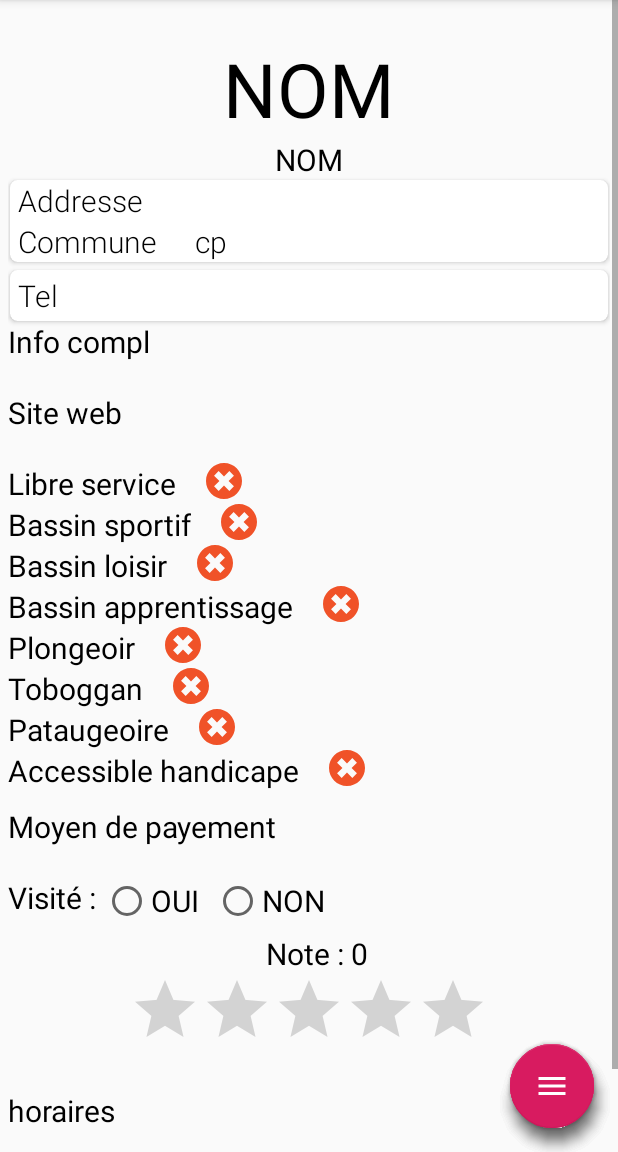
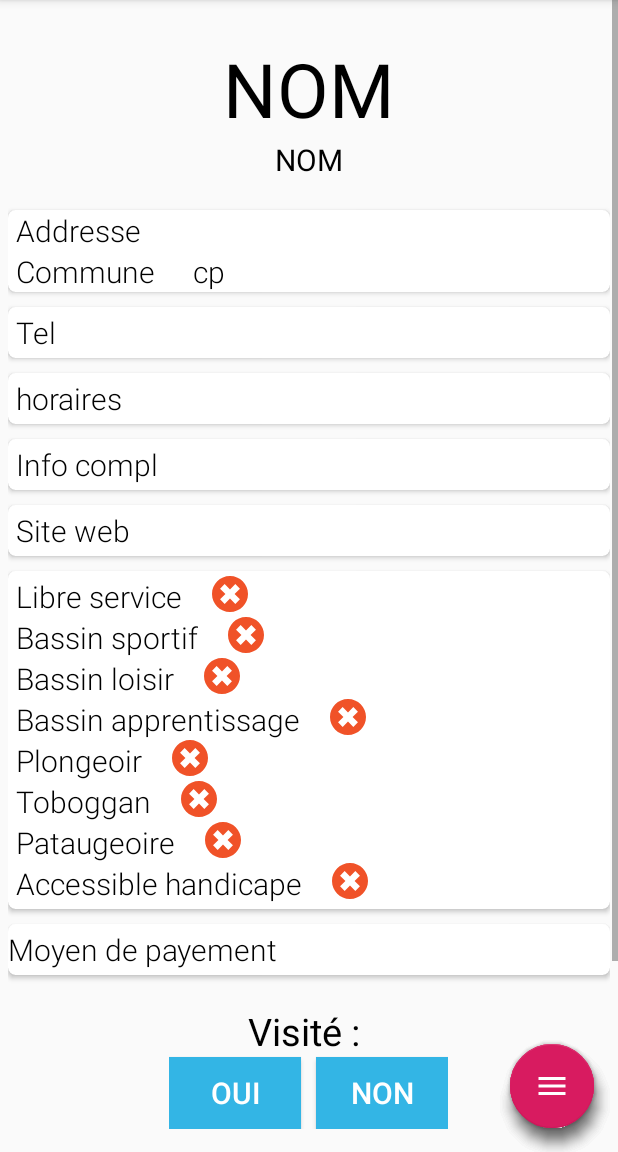
Before and after one commit to MDiya/ProjetLP, an Android app: the Details screen opened directly, with no data from a screen before it, on a phone screen of 412 x 824 dp, the part 84-1236 px from its top. Run offline under Robolectric (Android 15) with nearby library versions, the phone set to English and light mode, and no system bars; libraries missing offline, so code that uses them is left out: com.koushikdutta.async, com.koushikdutta.ion; pictures from the network do not load; 2 statements that could not run were skipped.

Commit message:
MAJ design

```diff
--- a/app/src/main/java/com/example/mdiya/projetlp/Details.java
+++ b/app/src/main/java/com/example/mdiya/projetlp/Details.java
@@ -13,6 +13,7 @@ import android.support.design.widget.FloatingActionButton;
 import android.support.v4.app.ActivityCompat;
 import android.support.v7.app.AppCompatActivity;
 import android.os.Bundle;
+import android.support.v7.widget.CardView;
 import android.util.Log;
 import android.view.Menu;
 import android.view.MenuItem;
@@ -20,8 +21,10 @@ import android.view.View;
 import android.widget.AdapterView;
 import android.widget.Button;
 import android.widget.ImageView;
+import android.widget.LinearLayout;
 import android.widget.RadioButton;
 import android.widget.RatingBar;
+import android.widget.RelativeLayout;
 import android.widget.SeekBar;
 import android.widget.TextView;
 import android.widget.Toast;
@@ -75,12 +78,16 @@ public class Details extends AppCompatActivity {
         final ImageView isPatauge = (ImageView) findViewById(R.id.isPataugeoire);
         final ImageView isHandicap = (ImageView) findViewById(R.id.isHandicap);
         final TextView payement = (TextView) findViewById(R.id.payement);
+        CardView addrCard = (CardView) findViewById(R.id.addrCard);
+        CardView telCard = (CardView) findViewById(R.id.telCard);
+        CardView siteCard = (CardView) findViewById(R.id.siteCard);
+        TextView visiter = (TextView) findViewById(R.id.visiter);
 
         final TextView score = (TextView) findViewById(R.id.score);
         final RatingBar maSeekBar = (RatingBar) findViewById(R.id.mySeekBar);
         Button valider = (Button) findViewById(R.id.valider);
-        final RadioButton oui = (RadioButton) findViewById(R.id.oui);
-        final RadioButton non = (RadioButton) findViewById(R.id.non);
+        final Button oui = (Button) findViewById(R.id.oui);
+        final Button non = (Button) findViewById(R.id.non);
 
         final String[] location = {""};
         final String[] tmpString = {""};
@@ -95,7 +102,6 @@ public class Details extends AppCompatActivity {
         lesJours.put("dimanche", new ArrayList<String>());
 
 
-
         maSeekBar.setOnRatingBarChangeListener(new RatingBar.OnRatingBarChangeListener() {
             @Override
             public void onRatingChanged(RatingBar ratingBar, float rating, boolean fromUser) {
@@ -106,7 +112,11 @@ public class Details extends AppCompatActivity {
         Intent intent = getIntent();
         String pref = intent.getStringExtra("id");
         final SharedPreferences sharedPreferences = getBaseContext().getSharedPreferences(pref, MODE_PRIVATE);
+        if(sharedPreferences.getBoolean("sauv",false)){
 
+            //visiter.setHeight(0);
+
+        }
         String url = "https://data.nantesmetropole.fr/api/records/1.0/search/?dataset=244400404_piscines-nantes-metropole&q=idobj%3D";
         url = url + intent.getStringExtra("id");
         if (ConnexionInternet.isConnectedInternet(Details.this)){
@@ -264,14 +274,6 @@ public class Details extends AppCompatActivity {
                                 }
 
                             }
-                            if (sharedPreferences.contains("sauv")){
-                                oui.setChecked(sharedPreferences.getBoolean("sauv",false));
-                                non.setChecked(!sharedPreferences.getBoolean("sauv",false));
-                            }
-                            else {
-                                oui.setChecked(false);
-                                non.setChecked(true);
-                            }
                             if(sharedPreferences.contains("rate")){
                                 maSeekBar.setRating(sharedPreferences.getFloat("rate",0));
                             }
@@ -321,17 +323,29 @@ public class Details extends AppCompatActivity {
                 }
             }
         };
-        site.setOnClickListener(myweb);
-        tel.setOnClickListener(mytel);
+        siteCard.setOnClickListener(myweb);
+        telCard.setOnClickListener(mytel);
+        addrCard.setOnClickListener(gps);
 
-        addr.setOnClickListener(gps);
-        commune.setOnClickListener(gps);
-        cp.setOnClickListener(gps);
+        oui.setOnClickListener(new View.OnClickListener() {
+            @Override
+            public void onClick(View v) {
+                sharedPreferences.edit().putBoolean("sauv",true).apply();
+                Toast.makeText(Details.this, "C'est noté ! (Valider pour enregistrer)", Toast.LENGTH_SHORT).show();
+            }
+        });
 
+        non.setOnClickListener(new View.OnClickListener() {
+            @Override
+            public void onClick(View v) {
+                sharedPreferences.edit().putBoolean("sauv",false).apply();
+                Toast.makeText(Details.this, "C'est noté !", Toast.LENGTH_SHORT).show();
+            }
+        });
         valider.setOnClickListener(new View.OnClickListener() {
             @Override
             public void onClick(View v) {
-                if(oui.isChecked()){
+                if(sharedPreferences.getBoolean("sauv",false)){
                     sharedPreferences.edit().putBoolean("sauv",true).apply();
                 }
                 else{
@@ -408,7 +422,9 @@ public class Details extends AppCompatActivity {
 
                                 }
                                 else finalHoraire.append("fermé");
-                                finalHoraire.append("\n");
+                                if(!lasemaine[i].equals("dimanche")){
+                                    finalHoraire.append("\n");
+                                }
                             }
 
                             if (vide){
--- a/app/src/main/res/layout/activity_details.xml
+++ b/app/src/main/res/layout/activity_details.xml
@@ -46,7 +46,7 @@
                 xmlns:card_view="http://schemas.android.com/apk/res-auto"
                 android:id="@+id/addrCard"
                 android:layout_width="match_parent"
-                android:layout_marginHorizontal="1dp"
+                android:layout_marginTop="20dp"
                 android:layout_height="wrap_content"
                 card_view:cardElevation="2dp"
                 card_view:cardCornerRadius="5dp"
@@ -96,8 +96,7 @@
             xmlns:card_view="http://schemas.android.com/apk/res-auto"
             android:id="@+id/telCard"
             android:layout_width="match_parent"
-            android:layout_marginHorizontal="1dp"
-            android:layout_marginTop="5dp"
+            android:layout_marginTop="10dp"
             android:layout_height="wrap_content"
             card_view:cardElevation="2dp"
             card_view:cardCornerRadius="5dp"
@@ -118,40 +117,108 @@
                 android:textColor="#000"/>
         </RelativeLayout>
         </android.support.v7.widget.CardView>
-
-
+        <android.support.v7.widget.CardView xmlns:android="http://schemas.android.com/apk/res/android"
+            xmlns:card_view="http://schemas.android.com/apk/res-auto"
+            android:id="@+id/horaireCard"
+            android:layout_width="match_parent"
+            android:layout_marginTop="10dp"
+            android:layout_height="wrap_content"
+            card_view:cardElevation="2dp"
+            card_view:cardCornerRadius="5dp"
+            android:layout_below="@+id/telCard">
+        <RelativeLayout
+            android:layout_width="match_parent"
+            android:layout_height="match_parent">
+            <TextView
+                android:id="@+id/horaire"
+                android:layout_width="wrap_content"
+                android:layout_height="wrap_content"
+                android:textColor="#000"
+                android:textSize="20dp"
+                android:layout_marginLeft="5dp"
+                android:paddingVertical="3dp"
+                android:fontFamily="sans-serif-light"
+                android:text="horaires"
+                />
+        </RelativeLayout>
+        </android.support.v7.widget.CardView>
+        <android.support.v7.widget.CardView xmlns:android="http://schemas.android.com/apk/res/android"
+            xmlns:card_view="http://schemas.android.com/apk/res-auto"
+            android:id="@+id/infoCard"
+            android:layout_width="match_parent"
+            android:layout_marginTop="10dp"
+            android:layout_height="wrap_content"
+            card_view:cardElevation="2dp"
+            card_view:cardCornerRadius="5dp"
+            android:layout_below="@+id/horaireCard">
+        <RelativeLayout
+            android:layout_width="match_parent"
+            android:layout_height="match_parent">
             <TextView
                 android:id="@+id/complements"
                 android:layout_width="wrap_content"
                 android:layout_height="wrap_content"
                 android:text="Info compl"
-                android:layout_below="@+id/telCard"
+                android:layout_marginLeft="5dp"
                 android:textSize="20dp"
-                android:paddingBottom="20dp"
+                android:fontFamily="sans-serif-light"
+                android:layout_centerVertical="true"
+                android:paddingVertical="3dp"
                 android:textColor="#000"/>
+        </RelativeLayout>
+        </android.support.v7.widget.CardView>
+        <android.support.v7.widget.CardView xmlns:android="http://schemas.android.com/apk/res/android"
+            xmlns:card_view="http://schemas.android.com/apk/res-auto"
+            android:id="@+id/siteCard"
+            android:layout_width="match_parent"
+            android:layout_marginTop="10dp"
+            android:layout_height="wrap_content"
+            card_view:cardElevation="2dp"
+            card_view:cardCornerRadius="5dp"
+            android:layout_below="@+id/infoCard">
+        <RelativeLayout
+            android:layout_width="match_parent"
+            android:layout_height="match_parent">
             <TextView
-                android:id="@id/site"
+                android:id="@+id/site"
                 android:layout_width="wrap_content"
                 android:layout_height="wrap_content"
                 android:text="Site web"
                 android:textSize="20dp"
-                android:paddingBottom="20dp"
-                android:layout_below="@id/complements"
+                android:layout_marginLeft="5dp"
+                android:paddingVertical="3dp"
+                android:fontFamily="sans-serif-light"
                 android:textColor="#000"/>
+        </RelativeLayout>
+        </android.support.v7.widget.CardView>
+        <android.support.v7.widget.CardView xmlns:android="http://schemas.android.com/apk/res/android"
+            xmlns:card_view="http://schemas.android.com/apk/res-auto"
+            android:id="@+id/infoCompCard"
+            android:layout_width="match_parent"
+            android:layout_marginTop="10dp"
+            android:layout_height="wrap_content"
+            card_view:cardElevation="2dp"
+            card_view:cardCornerRadius="5dp"
+            android:layout_below="@+id/siteCard">
+        <RelativeLayout
+            android:layout_width="match_parent"
+            android:layout_height="match_parent"
+            android:paddingVertical="3dp"
+            android:layout_marginLeft="5dp"
+            >
             <TextView
                 android:id="@+id/libreService"
                 android:layout_width="wrap_content"
                 android:layout_height="wrap_content"
                 android:text="Libre service"
+                android:fontFamily="sans-serif-light"
                 android:textSize="20dp"
-                android:layout_below="@+id/site"
                 android:textColor="#000"/>
             <ImageView
                 android:id="@+id/isLibreService"
                 android:layout_width="wrap_content"
                 android:layout_height="wrap_content"
                 android:src="@drawable/ic_cancel"
-                android:layout_below="@+id/site"
                 android:layout_toRightOf="@+id/libreService"
                 android:paddingLeft="20dp"/>
             <TextView
@@ -159,6 +226,7 @@
                 android:layout_width="wrap_content"
                 android:layout_height="wrap_content"
                 android:text="Bassin sportif"
+                android:fontFamily="sans-serif-light"
                 android:textSize="20dp"
                 android:layout_below="@+id/libreService"
                 android:textColor="#000"/>
@@ -172,6 +240,7 @@
                 android:paddingLeft="20dp"/>
             <TextView
                 android:id="@+id/bassinLoisir"
+                android:fontFamily="sans-serif-light"
                 android:layout_width="wrap_content"
                 android:layout_height="wrap_content"
                 android:text="Bassin loisir"
@@ -189,6 +258,7 @@
             <TextView
                 android:id="@+id/apprentissage"
                 android:layout_width="wrap_content"
+                android:fontFamily="sans-serif-light"
                 android:layout_height="wrap_content"
                 android:text="Bassin apprentissage"
                 android:textSize="20dp"
@@ -204,6 +274,7 @@
                 android:paddingLeft="20dp"/>
             <TextView
                 android:id="@+id/plongeoir"
+                android:fontFamily="sans-serif-light"
                 android:layout_width="wrap_content"
                 android:layout_height="wrap_content"
                 android:text="Plongeoir"
@@ -222,6 +293,7 @@
                 android:id="@+id/toboggan"
                 android:layout_width="wrap_content"
                 android:layout_height="wrap_content"
+                android:fontFamily="sans-serif-light"
                 android:text="Toboggan"
                 android:textSize="20dp"
                 android:layout_below="@+id/plongeoir"
@@ -239,6 +311,7 @@
                 android:id="@+id/pataugeoire"
                 android:layout_width="wrap_content"
                 android:layout_height="wrap_content"
+                android:fontFamily="sans-serif-light"
                 android:text="Pataugeoire"
                 android:textSize="20dp"
                 android:layout_below="@+id/toboggan"
@@ -256,6 +329,7 @@
                 android:layout_width="wrap_content"
                 android:layout_height="wrap_content"
                 android:text="Accessible handicape"
+                android:fontFamily="sans-serif-light"
                 android:textSize="20dp"
                 android:layout_below="@+id/pataugeoire"
                 android:textColor="#000"/>
@@ -267,49 +341,75 @@
                 android:layout_below="@+id/pataugeoire"
                 android:layout_toRightOf="@+id/handicap"
                 android:paddingLeft="20dp"/>
+        </RelativeLayout>
+        </android.support.v7.widget.CardView>
+        <android.support.v7.widget.CardView xmlns:android="http://schemas.android.com/apk/res/android"
+            xmlns:card_view="http://schemas.android.com/apk/res-auto"
+            android:id="@+id/moyenPayementCard"
+            android:layout_width="match_parent"
+            android:layout_marginTop="10dp"
+            android:layout_height="wrap_content"
+            card_view:cardElevation="2dp"
+            card_view:cardCornerRadius="5dp"
+            android:layout_below="@+id/infoCompCard">
+        <RelativeLayout
+            android:layout_width="match_parent"
+            android:layout_height="match_parent">
             <TextView
                 android:id="@+id/payement"
                 android:layout_width="wrap_content"
                 android:layout_height="wrap_content"
                 android:text="Moyen de payement"
                 android:textSize="20dp"
-                android:paddingTop="10dp"
-                android:layout_below="@id/handicap"
+                android:paddingVertical="3dp"
+                android:fontFamily="sans-serif-light"
                 android:textColor="#000"/>
-
+        </RelativeLayout>
+        </android.support.v7.widget.CardView>
+            <RelativeLayout
+                android:id="@+id/layoutVisiter"
+                android:layout_width="wrap_content"
+                android:layout_height="wrap_content"
+                android:layout_below="@+id/moyenPayementCard"
+                android:layout_centerHorizontal="true"
+                >
             <TextView
                 android:id="@+id/visiter"
                 android:layout_width="wrap_content"
                 android:layout_height="wrap_content"
                 android:text="Visité : "
-                android:layout_below="@+id/payement"
-                android:textSize="20dp"
+                android:layout_centerHorizontal="true"
+                android:textSize="25dp"
                 android:textColor="#000"
                 android:paddingTop="20dp"/>
-            <RadioGroup
-                android:layout_width="wrap_content"
-                android:layout_height="wrap_content"
-                android:orientation="horizontal"
-                android:layout_below="@+id/payement"
-                android:layout_toRightOf="@+id/visiter"
-                android:paddingTop="20dp">
-                <RadioButton
+                <Button
                     android:id="@+id/oui"
                     android:layout_width="wrap_content"
                     android:layout_height="wrap_content"
-                    android:text="OUI"
+                    android:layout_below="@+id/visiter"
+                    android:background="@color/maCouleur"
+                    android:textColor="@color/white"
                     android:textSize="20dp"
-                    android:layout_marginRight="10dp"
-                    />
-                <RadioButton
+                    android:text="OUI"/>
+                <Button
                     android:id="@+id/non"
+                    android:layout_marginLeft="10dp"
                     android:layout_width="wrap_content"
                     android:layout_height="wrap_content"
-                    android:text="NON"
+                    android:layout_below="@+id/visiter"
+                    android:layout_toRightOf="@+id/oui"
+                    android:textColor="@color/white"
                     android:textSize="20dp"
-                    />
-            </RadioGroup>
-
+                    android:background="@color/maCouleur"
+                    android:text="NON"/>
+            </RelativeLayout>
+            <RelativeLayout
+                android:layout_width="wrap_content"
+                android:layout_height="wrap_content"
+                android:layout_below="@+id/layoutVisiter"
+                android:layout_centerHorizontal="true"
+                android:id="@+id/layoutNote"
+                >
             <TextView
                 android:id="@+id/textNote"
                 android:layout_width="wrap_content"
@@ -317,8 +417,6 @@
                 android:text="Note : "
                 android:textSize="20dp"
                 android:textColor="#000"
-                android:layout_below="@+id/visiter"
-                android:layout_centerHorizontal="true"
                 android:layout_marginTop="10dp"/>
             <TextView
                 android:id="@+id/score"
@@ -327,15 +425,15 @@
                 android:text="0"
                 android:textColor="#000"
                 android:textSize="20dp"
-                android:layout_below="@+id/visiter"
                 android:layout_toRightOf="@+id/textNote"
                 android:layout_marginTop="10dp"/>
+            </RelativeLayout>
 
             <RatingBar
                 android:id="@+id/mySeekBar"
                 android:layout_width="wrap_content"
                 android:layout_height="wrap_content"
-                android:layout_below="@+id/textNote"
+                android:layout_below="@+id/layoutNote"
                 android:max="5"
                 android:min="0"
                 android:layout_marginBottom="20dp"
@@ -343,25 +441,15 @@
                 android:stepSize="0.5"
                 />
 
-            <TextView
-                android:id="@+id/horaire"
-                android:layout_width="wrap_content"
-                android:layout_height="wrap_content"
-                android:layout_below="@+id/mySeekBar"
-                android:textColor="#000"
-                android:textSize="20dp"
-                android:text="horaires"
-                android:layout_marginBottom="20dp"
-                />
             <Button
                 android:id="@+id/valider"
                 android:layout_width="match_parent"
                 android:layout_height="wrap_content"
                 android:layout_alignParentBottom="true"
-                android:background="#33b5e5"
+                android:background="@color/maCouleur"
                 android:text="Valider"
-                android:layout_below="@+id/horaire"
-                android:textColor="#FFF"
+                android:layout_below="@+id/mySeekBar"
+                android:textColor="@color/white"
                 android:textSize="30dp"/>
 
 
```
